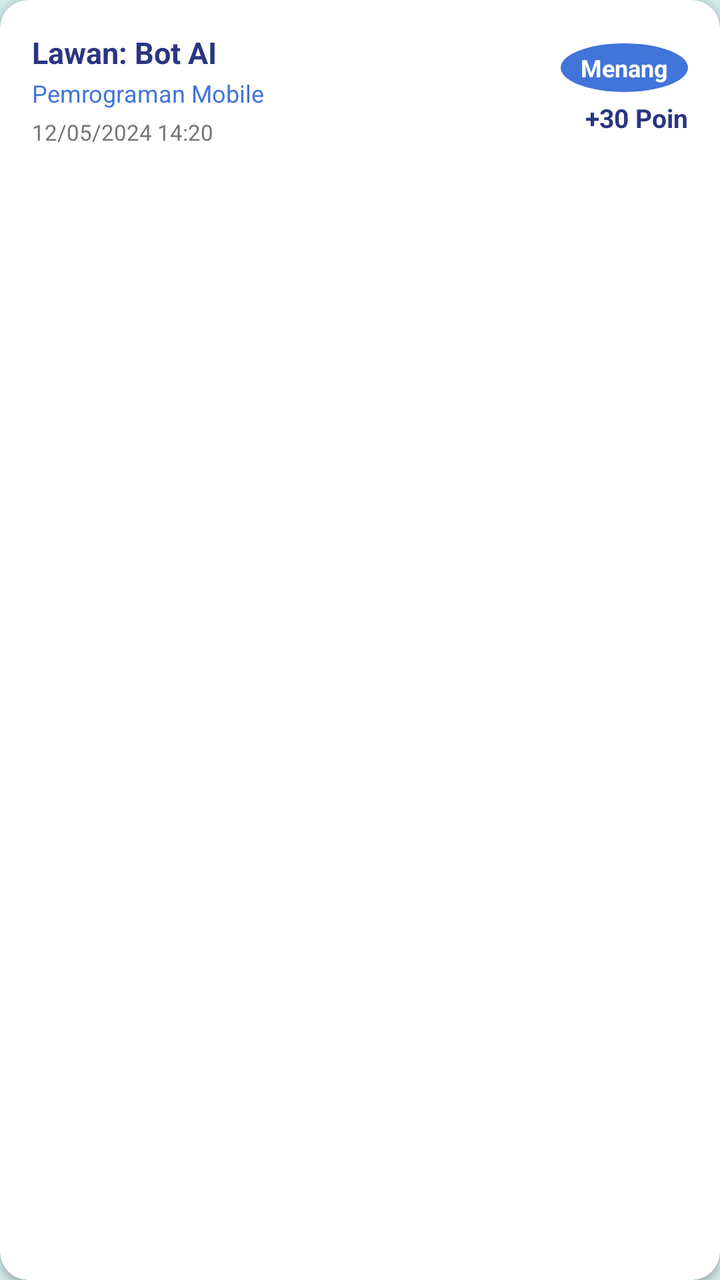
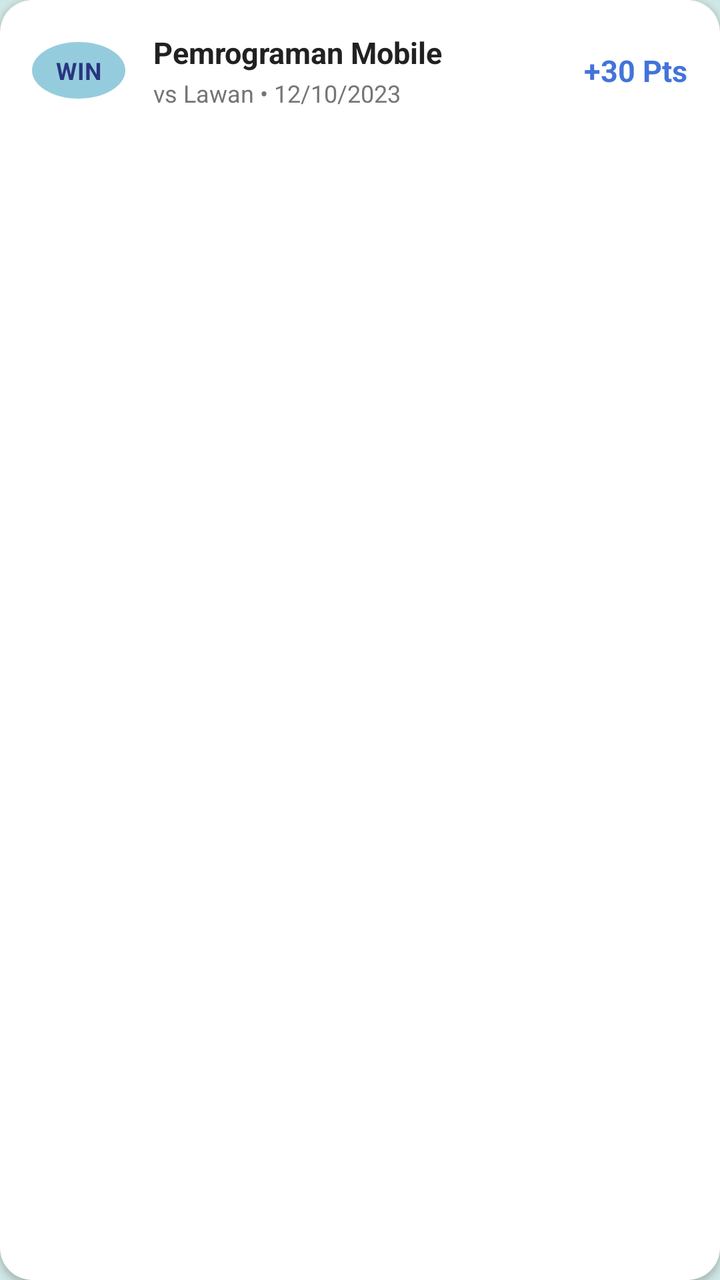

An Android layout rendered at two revisions. The XML below is the earlier revision; the diff shows what the commit changed to produce the second picture.
<!-- AndroidManifest.xml: application theme Theme.UTSklp3Mobile -->
<!-- res/layout/item_history.xml -->
<?xml version="1.0" encoding="utf-8"?>
<androidx.cardview.widget.CardView
    xmlns:android="http://schemas.android.com/apk/res/android"
    xmlns:app="http://schemas.android.com/apk/res-auto"
    android:layout_width="match_parent"
    android:layout_height="wrap_content"
    android:layout_marginBottom="10dp"
    app:cardBackgroundColor="#FFFFFF"
    app:cardCornerRadius="14dp"
    app:cardElevation="2dp">

    <RelativeLayout
        android:layout_width="match_parent"
        android:layout_height="wrap_content"
        android:padding="16dp">

        <LinearLayout
            android:id="@+id/layoutLeft"
            android:layout_width="wrap_content"
            android:layout_height="wrap_content"
            android:layout_alignParentStart="true"
            android:layout_centerVertical="true"
            android:layout_toStartOf="@id/layoutRight"
            android:orientation="vertical">

            <TextView
                android:id="@+id/tvHistoryOpponent"
                android:layout_width="wrap_content"
                android:layout_height="wrap_content"
                android:text="Lawan: Bot AI"
                android:textColor="#293681"
                android:textSize="15sp"
                android:textStyle="bold" />

            <TextView
                android:id="@+id/tvHistoryMatkul"
                android:layout_width="wrap_content"
                android:layout_height="wrap_content"
                android:layout_marginTop="2dp"
                android:text="Pemrograman Mobile"
                android:textColor="#4274D9"
                android:textSize="12sp" />

            <TextView
                android:id="@+id/tvHistoryDate"
                android:layout_width="wrap_content"
                android:layout_height="wrap_content"
                android:layout_marginTop="4dp"
                android:text="12/05/2024 14:20"
                android:textColor="#757575"
                android:textSize="11sp" />
        </LinearLayout>

        <LinearLayout
            android:id="@+id/layoutRight"
            android:layout_width="wrap_content"
            android:layout_height="wrap_content"
            android:layout_alignParentEnd="true"
            android:layout_centerVertical="true"
            android:gravity="end"
            android:orientation="vertical">

            <TextView
                android:id="@+id/tvHistoryResult"
                android:layout_width="wrap_content"
                android:layout_height="wrap_content"
                android:background="@drawable/bg_rank_circle"
                android:paddingHorizontal="10dp"
                android:paddingVertical="4dp"
                android:text="Menang"
                android:textColor="#FFFFFF"
                android:textSize="12sp"
                android:textStyle="bold" />

            <TextView
                android:id="@+id/tvHistoryPoint"
                android:layout_width="wrap_content"
                android:layout_height="wrap_content"
                android:layout_marginTop="4dp"
                android:text="+30 Poin"
                android:textColor="#293681"
                android:textSize="13sp"
                android:textStyle="bold" />
        </LinearLayout>
    </RelativeLayout>
</androidx.cardview.widget.CardView>
<!-- resources referenced by this layout -->
<resources>
  <!-- drawable bg_rank_circle (drawable) -->
  <?xml version="1.0" encoding="utf-8"?>
  <shape xmlns:android="http://schemas.android.com/apk/res/android" android:shape="oval">
      <solid android:color="#4274D9"/> 
  </shape>
  <style name="Theme.UTSklp3Mobile" parent="Base.Theme.UTSklp3Mobile" />
  <style name="Base.Theme.UTSklp3Mobile" parent="Theme.Material3.DayNight.NoActionBar">
          
          <item name="colorPrimary">@color/primary</item>
          <item name="colorPrimaryDark">@color/primary_dark</item>
          <item name="colorSecondary">@color/secondary</item>
          <item name="android:statusBarColor">@color/primary</item>
          <item name="android:windowBackground">@color/background</item>
      </style>
  <color name="primary">#293681</color>
  <color name="primary_dark">#1A245A</color>
  <color name="secondary">#4274D9</color>
  <color name="background">#D0E7E6</color>
</resources>

<!-- the commit's change to res/layout/item_history.xml (unified diff, before → after) -->
@@ -1,86 +1,72 @@
 <?xml version="1.0" encoding="utf-8"?>
-<androidx.cardview.widget.CardView
-    xmlns:android="http://schemas.android.com/apk/res/android"
+<androidx.cardview.widget.CardView xmlns:android="http://schemas.android.com/apk/res/android"
     xmlns:app="http://schemas.android.com/apk/res-auto"
     android:layout_width="match_parent"
     android:layout_height="wrap_content"
-    android:layout_marginBottom="10dp"
-    app:cardBackgroundColor="#FFFFFF"
-    app:cardCornerRadius="14dp"
-    app:cardElevation="2dp">
+    android:layout_marginHorizontal="16dp"
+    android:layout_marginVertical="6dp"
+    app:cardCornerRadius="16dp"
+    app:cardElevation="2dp"
+    app:cardBackgroundColor="#FFFFFF">
 
-    <RelativeLayout
+    <LinearLayout
         android:layout_width="match_parent"
         android:layout_height="wrap_content"
-        android:padding="16dp">
+        android:orientation="horizontal"
+        android:padding="16dp"
+        android:gravity="center_vertical">
+
+        
+        <TextView
+            android:id="@+id/tvHistoryResult"
+            android:layout_width="wrap_content"
+            android:layout_height="wrap_content"
+            android:text="WIN"
+            android:textSize="12sp"
+            android:textStyle="bold"
+            android:textColor="#293681"
+            android:background="@drawable/bg_circle_accent_soft"
+            android:paddingHorizontal="12dp"
+            android:paddingVertical="6dp" />
 
         <LinearLayout
-            android:id="@+id/layoutLeft"
-            android:layout_width="wrap_content"
+            android:layout_width="0dp"
             android:layout_height="wrap_content"
-            android:layout_alignParentStart="true"
-            android:layout_centerVertical="true"
-            android:layout_toStartOf="@id/layoutRight"
-            android:orientation="vertical">
+            android:layout_weight="1"
+            android:orientation="vertical"
+            android:layout_marginStart="14dp"
+            android:layout_marginEnd="8dp">
+
+            <TextView
+                android:id="@+id/tvHistoryMatkul"
+                android:layout_width="wrap_content"
+                android:layout_height="wrap_content"
+                android:text="Pemrograman Mobile"
+                android:textColor="#212121"
+                android:textSize="15sp"
+                android:textStyle="bold" />
 
             <TextView
                 android:id="@+id/tvHistoryOpponent"
                 android:layout_width="wrap_content"
                 android:layout_height="wrap_content"
-                android:text="Lawan: Bot AI"
-                android:textColor="#293681"
-                android:textSize="15sp"
-                android:textStyle="bold" />
+                android:text="vs Lawan • 12/10/2023"
+                android:textColor="#757575"
+                android:textSize="12sp"
+                android:layout_marginTop="2dp" />
 
-            <TextView
-                android:id="@+id/tvHistoryMatkul"
-                android:layout_width="wrap_content"
-                android:layout_height="wrap_content"
-                android:layout_marginTop="2dp"
-                android:text="Pemrograman Mobile"
-                android:textColor="#4274D9"
-                android:textSize="12sp" />
-
-            <TextView
-                android:id="@+id/tvHistoryDate"
-                android:layout_width="wrap_content"
-                android:layout_height="wrap_content"
-                android:layout_marginTop="4dp"
-                android:text="12/05/2024 14:20"
-                android:textColor="#757575"
-                android:textSize="11sp" />
         </LinearLayout>
 
-        <LinearLayout
-            android:id="@+id/layoutRight"
+        
+        <TextView
+            android:id="@+id/tvHistoryPoints"
             android:layout_width="wrap_content"
             android:layout_height="wrap_content"
-            android:layout_alignParentEnd="true"
-            android:layout_centerVertical="true"
-            android:gravity="end"
-            android:orientation="vertical">
+            android:text="+30 Pts"
+            android:textColor="#4274D9"
+            android:textSize="15sp"
+            android:textStyle="bold" />
 
-            <TextView
-                android:id="@+id/tvHistoryResult"
-                android:layout_width="wrap_content"
-                android:layout_height="wrap_content"
-                android:background="@drawable/bg_rank_circle"
-                android:paddingHorizontal="10dp"
-                android:paddingVertical="4dp"
-                android:text="Menang"
-                android:textColor="#FFFFFF"
-                android:textSize="12sp"
-                android:textStyle="bold" />
+    </LinearLayout>
 
-            <TextView
-                android:id="@+id/tvHistoryPoint"
-                android:layout_width="wrap_content"
-                android:layout_height="wrap_content"
-                android:layout_marginTop="4dp"
-                android:text="+30 Poin"
-                android:textColor="#293681"
-                android:textSize="13sp"
-                android:textStyle="bold" />
-        </LinearLayout>
-    </RelativeLayout>
 </androidx.cardview.widget.CardView>
<!-- resource entries referenced after the edit -->
@@ -1,9 +1,10 @@
 <!-- resources referenced by this layout -->
 <resources>
-  <!-- drawable bg_rank_circle (drawable) -->
+  <!-- drawable bg_circle_accent_soft (drawable) -->
   <?xml version="1.0" encoding="utf-8"?>
-  <shape xmlns:android="http://schemas.android.com/apk/res/android" android:shape="oval">
-      <solid android:color="#4274D9"/> 
+  <shape xmlns:android="http://schemas.android.com/apk/res/android"
+      android:shape="oval">
+      <solid android:color="#95CCDD" />
   </shape>
   <style name="Theme.UTSklp3Mobile" parent="Base.Theme.UTSklp3Mobile" />
   <style name="Base.Theme.UTSklp3Mobile" parent="Theme.Material3.DayNight.NoActionBar">
